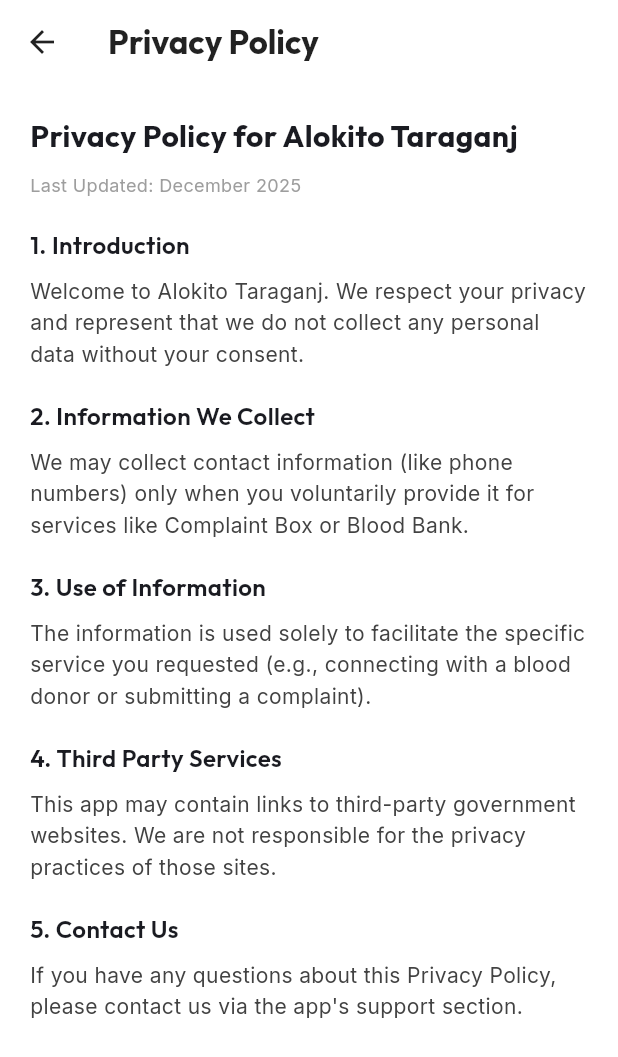
After one commit to tauhidul252/AlokitoTaraganj, a Flutter app: the SettingsScreen screen opened directly, after a tap on "Privacy Policy", on a phone screen of 412 x 824 dp. The commit adds this screen. Shown: the top 1057 px of the screen. Run offline on Flutter 3.47's test engine with Material 3 defaults, Android fonts, the phone set to English and light mode, and no system bars; our stand-ins replace carousel_slider, google_fonts, lucide_icons.

Commit message:
feat: Implement core application screens including Home, Settings, About, Terms, and Privacy Policy, along with app icon configuration and a release guide.

```diff
--- /dev/null
+++ b/lib/screens/privacy_policy_screen.dart
@@ -0,0 +1,93 @@
+import 'package:flutter/material.dart';
+import 'package:google_fonts/google_fonts.dart';
+
+class PrivacyPolicyScreen extends StatelessWidget {
+  const PrivacyPolicyScreen({super.key});
+
+  @override
+  Widget build(BuildContext context) {
+    return Scaffold(
+      backgroundColor: Colors.white,
+      appBar: AppBar(
+        title: Text(
+          'Privacy Policy',
+          style: GoogleFonts.outfit(
+            color: Colors.black87,
+            fontWeight: FontWeight.bold,
+          ),
+        ),
+        backgroundColor: Colors.white,
+        elevation: 0,
+        iconTheme: const IconThemeData(color: Colors.black87),
+      ),
+      body: SingleChildScrollView(
+        padding: const EdgeInsets.all(20),
+        child: Column(
+          crossAxisAlignment: CrossAxisAlignment.start,
+          children: [
+            Text(
+              'Privacy Policy for Alokito Taraganj',
+              style: GoogleFonts.outfit(
+                fontSize: 20,
+                fontWeight: FontWeight.bold,
+              ),
+            ),
+            const SizedBox(height: 10),
+            Text(
+              'Last Updated: December 2025',
+              style: GoogleFonts.inter(color: Colors.grey, fontSize: 12),
+            ),
+            const SizedBox(height: 20),
+            _buildSection(
+              '1. Introduction',
+              'Welcome to Alokito Taraganj. We respect your privacy and represent that we do not collect any personal data without your consent.',
+            ),
+            _buildSection(
+              '2. Information We Collect',
+              'We may collect contact information (like phone numbers) only when you voluntarily provide it for services like Complaint Box or Blood Bank.',
+            ),
+            _buildSection(
+              '3. Use of Information',
+              'The information is used solely to facilitate the specific service you requested (e.g., connecting with a blood donor or submitting a complaint).',
+            ),
+            _buildSection(
+              '4. Third Party Services',
+              'This app may contain links to third-party government websites. We are not responsible for the privacy practices of those sites.',
+            ),
+            _buildSection(
+              '5. Contact Us',
+              'If you have any questions about this Privacy Policy, please contact us via the app\'s support section.',
+            ),
+          ],
+        ),
+      ),
+    );
+  }
+
+  Widget _buildSection(String title, String content) {
+    return Padding(
+      padding: const EdgeInsets.only(bottom: 20),
+      child: Column(
+        crossAxisAlignment: CrossAxisAlignment.start,
+        children: [
+          Text(
+            title,
+            style: GoogleFonts.outfit(
+              fontSize: 16,
+              fontWeight: FontWeight.w600,
+            ),
+          ),
+          const SizedBox(height: 8),
+          Text(
+            content,
+            style: GoogleFonts.inter(
+              fontSize: 14,
+              color: Colors.grey[800],
+              height: 1.5,
+            ),
+          ),
+        ],
+      ),
+    );
+  }
+}
--- /dev/null
+++ b/lib/screens/settings_screen.dart
@@ -0,0 +1,128 @@
+import 'package:flutter/material.dart';
+import 'package:google_fonts/google_fonts.dart';
+import 'package:lucide_icons/lucide_icons.dart';
+import 'privacy_policy_screen.dart';
+import 'terms_screen.dart';
+import 'about_screen.dart';
+
+class SettingsScreen extends StatelessWidget {
+  const SettingsScreen({super.key});
+
+  void _navigateTo(BuildContext context, Widget screen) {
+    Navigator.push(context, MaterialPageRoute(builder: (context) => screen));
+  }
+
+  @override
+  Widget build(BuildContext context) {
+    return Scaffold(
+      backgroundColor: const Color(0xFFF5F7FA),
+      appBar: AppBar(
+        title: Text(
+          'Settings',
+          style: GoogleFonts.outfit(
+            color: Colors.black87,
+            fontWeight: FontWeight.bold,
+          ),
+        ),
+        backgroundColor: Colors.white,
+        elevation: 0,
+        iconTheme: const IconThemeData(color: Colors.black87),
+      ),
+      body: ListView(
+        padding: const EdgeInsets.all(20),
+        children: [
+          _buildSettingsGroup('About', [
+            _buildSettingsItem(
+              'About App',
+              LucideIcons.info,
+              () => _navigateTo(context, const AboutScreen()),
+            ),
+            _buildSettingsItem(
+              'Privacy Policy',
+              LucideIcons.lock,
+              () => _navigateTo(context, const PrivacyPolicyScreen()),
+            ),
+            _buildSettingsItem(
+              'Terms of Service',
+              LucideIcons.fileText,
+              () => _navigateTo(context, const TermsScreen()),
+            ),
+          ]),
+          const SizedBox(height: 20),
+          _buildSettingsGroup('Support', [
+            _buildSettingsItem('Contact Support', LucideIcons.mail, () {
+              // Open email or form
+              ScaffoldMessenger.of(context).showSnackBar(
+                const SnackBar(
+                  content: Text('Support: support@alokitotaraganj.com'),
+                ),
+              );
+            }),
+            _buildSettingsItem('Share App', LucideIcons.share2, () {
+              // Share functionality
+              ScaffoldMessenger.of(context).showSnackBar(
+                const SnackBar(content: Text('Share feature coming soon!')),
+              );
+            }),
+          ]),
+          const SizedBox(height: 40),
+          Center(
+            child: Text(
+              'App Version 1.0.0',
+              style: GoogleFonts.inter(color: Colors.grey[400]),
+            ),
+          ),
+        ],
+      ),
+    );
+  }
+
+  Widget _buildSettingsGroup(String title, List<Widget> items) {
+    return Column(
+      crossAxisAlignment: CrossAxisAlignment.start,
+      children: [
+        Padding(
+          padding: const EdgeInsets.only(left: 10, bottom: 10),
+          child: Text(
+            title,
+            style: GoogleFonts.outfit(
+              fontSize: 14,
+              fontWeight: FontWeight.bold,
+              color: Colors.grey[600],
+            ),
+          ),
+        ),
+        Container(
+          decoration: BoxDecoration(
+            color: Colors.white,
+            borderRadius: BorderRadius.circular(15),
+            boxShadow: [
+              BoxShadow(
+                color: Colors.grey.withOpacity(0.05),
+                blurRadius: 10,
+                offset: const Offset(0, 4),
+              ),
+            ],
+          ),
+          child: Column(children: items),
+        ),
+      ],
+    );
+  }
+
+  Widget _buildSettingsItem(String title, IconData icon, VoidCallback onTap) {
+    return ListTile(
+      leading: Container(
+        padding: const EdgeInsets.all(8),
+        decoration: BoxDecoration(
+          color: Colors.blue.withOpacity(0.1),
+          borderRadius: BorderRadius.circular(8),
+        ),
+        child: Icon(icon, size: 20, color: Colors.blue),
+      ),
+      title: Text(title, style: GoogleFonts.inter(fontWeight: FontWeight.w500)),
+      trailing: const Icon(Icons.chevron_right, size: 20, color: Colors.grey),
+      onTap: onTap,
+    );
+  }
+}
--- a/pubspec.yaml
+++ b/pubspec.yaml
@@ -50,6 +50,7 @@ dev_dependencies:
   # package. See that file for information about deactivating specific lint
   # rules and activating additional ones.
   flutter_lints: ^6.0.0
+  flutter_launcher_icons: ^0.14.4
 
 # For information on the generic Dart part of this file, see the
 # following page: https://dart.dev/tools/pub/pubspec
```
Also changed, not shown: flutter_launcher_icons.yaml (added, +11 -0 lines), lib/screens/about_screen.dart (added, +77 -0 lines), lib/screens/home_screen.dart (+12 -6 lines), lib/screens/terms_screen.dart (added, +64 -0 lines), pubspec.lock, 2 other files.
